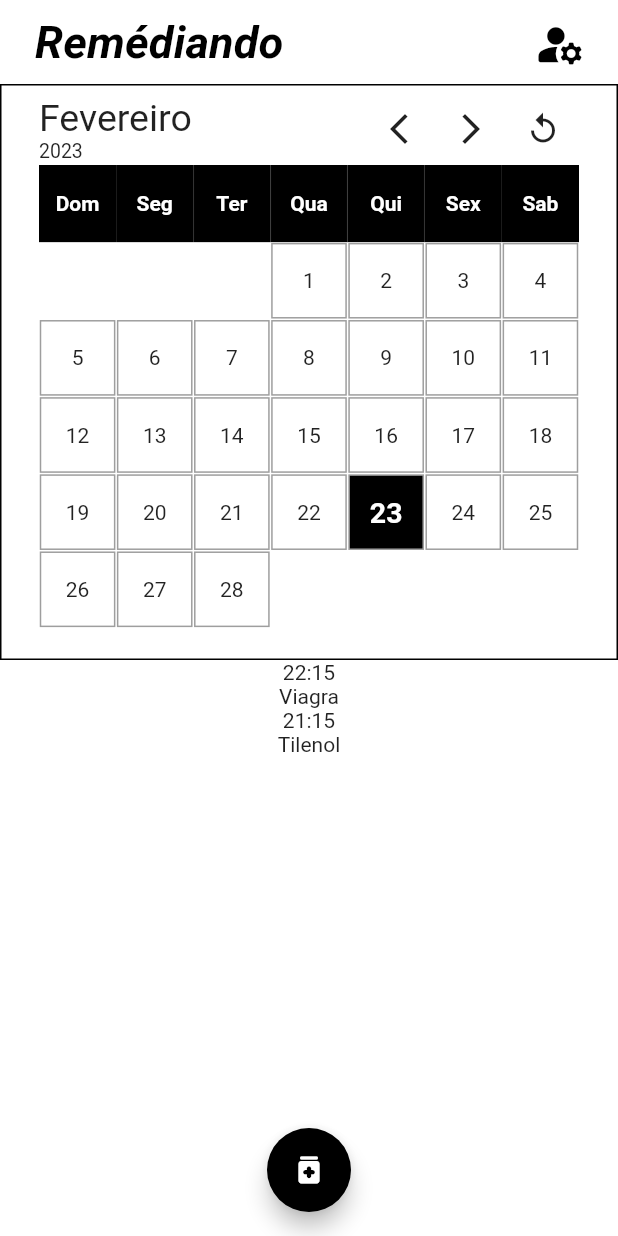
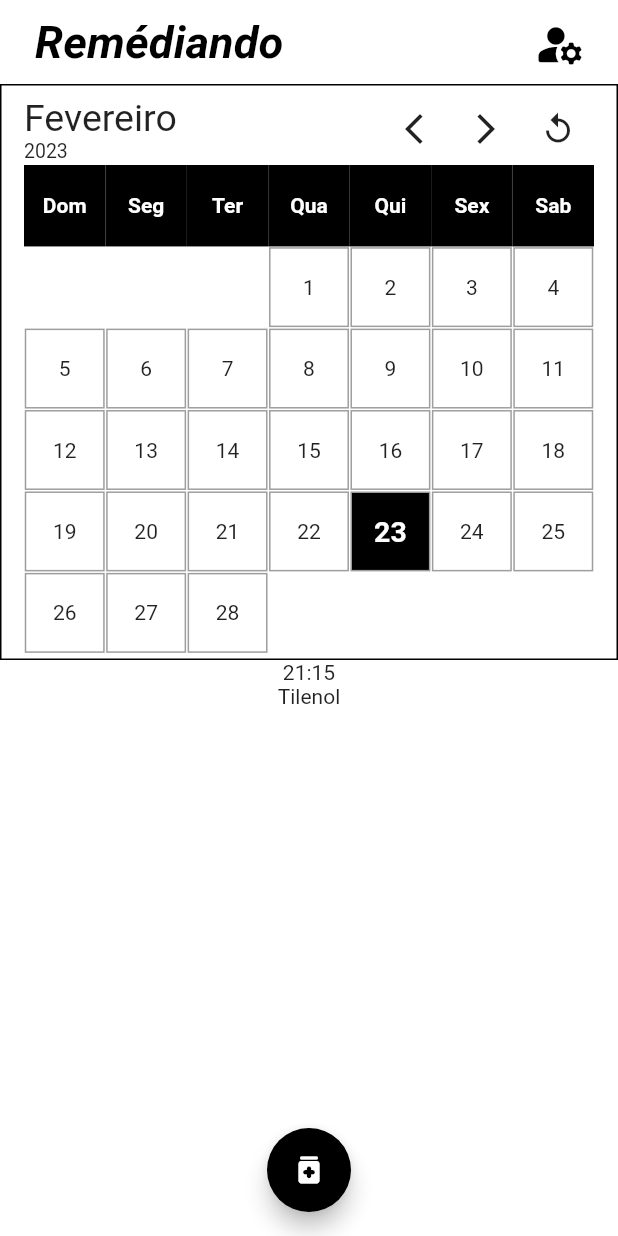
Before and after one commit to Patrickalvares/app_medicine_scheduler, a Flutter app: the screen it shows after launch, on a phone screen of 412 x 824 dp. Run offline on Flutter 3.47's test engine with Material 2 defaults, Android fonts, the phone set to English and light mode, and no system bars; our stand-ins replace flutter_bloc, flutter_time_picker_spinner, table_calendar.

Commit message:
implement select day logic and Bloc

```diff
--- /dev/null
+++ b/lib/bloc/select_day_bloc.dart
@@ -0,0 +1,11 @@
+import 'package:app_medicine_scheduler/bloc/select_day_event.dart';
+import 'package:app_medicine_scheduler/bloc/select_day_state.dart';
+import 'package:flutter_bloc/flutter_bloc.dart';
+
+class SelectDayBloc extends Bloc<SelectDayEvent, SelectDayState> {
+  SelectDayBloc() : super(SelectDayLoadedState(DateTime.now())) {
+    on<UpdateSelectDay>(((event, emit) {
+      emit(SelectDayLoadedState(event.selectDay));
+    }));
+  }
+}
--- /dev/null
+++ b/lib/bloc/select_day_event.dart
@@ -0,0 +1,6 @@
+abstract class SelectDayEvent {}
+
+class UpdateSelectDay extends SelectDayEvent {
+  DateTime selectDay;
+  UpdateSelectDay(this.selectDay);
+}
--- /dev/null
+++ b/lib/bloc/select_day_state.dart
@@ -0,0 +1,6 @@
+abstract class SelectDayState {}
+
+class SelectDayLoadedState extends SelectDayState {
+  DateTime selectDay;
+  SelectDayLoadedState(this.selectDay);
+}
--- a/lib/components/calendar.dart
+++ b/lib/components/calendar.dart
@@ -1,4 +1,7 @@
+import 'package:app_medicine_scheduler/bloc/select_day_bloc.dart';
+import 'package:app_medicine_scheduler/bloc/select_day_event.dart';
 import 'package:flutter/material.dart';
+import 'package:flutter_bloc/flutter_bloc.dart';
 
 class MounthCalendar extends StatefulWidget {
   const MounthCalendar({super.key});
@@ -10,6 +13,8 @@ class MounthCalendar extends StatefulWidget {
 class _MounthCalendarState extends State<MounthCalendar> {
   DateTime _targetDayTime =
       DateTime.utc(DateTime.now().year, DateTime.now().month, 01);
+  late DateTime selectDay = DateTime.now();
+
   @override
   Widget build(BuildContext context) {
     String targetMonthName = getMonthName(_targetDayTime.month);
@@ -29,7 +34,12 @@ class _MounthCalendarState extends State<MounthCalendar> {
     days.addAll(buildEmptyDates(daysToSkip));
     int i = 0;
     do {
-      if (plusOneDay(i) == DateTime.now().day.toString() &&
+      if (plusOneDay(i) == selectDay.day.toString() &&
+          _targetDayTime.month == selectDay.month &&
+          _targetDayTime.year == selectDay.year) {
+        days.add(buildSelectDayBlock(i));
+        i++;
+      } else if (plusOneDay(i) == DateTime.now().day.toString() &&
           _targetDayTime.month == DateTime.now().month &&
           _targetDayTime.year == DateTime.now().year) {
         days.add(buildCurrentDayBlock(i));
@@ -41,7 +51,7 @@ class _MounthCalendarState extends State<MounthCalendar> {
     } while (int.parse(plusOneDay(i)) > 1);
 
     return Container(
-      padding: const EdgeInsets.only(left: 25, right: 25, top: 5),
+      padding: const EdgeInsets.only(left: 15, right: 15, top: 5),
       decoration: BoxDecoration(border: Border.all(color: Colors.black)),
       child: Column(
         children: [
@@ -128,6 +138,35 @@ class _MounthCalendarState extends State<MounthCalendar> {
   Widget buildCurrentDayBlock(int day) {
     return Padding(
       padding: const EdgeInsets.all(0.5),
+      child: InkWell(
+        onTap: () {
+          BlocProvider.of<SelectDayBloc>(context).add(UpdateSelectDay(
+              DateTime.utc(
+                  _targetDayTime.year, _targetDayTime.month, day + 1)));
+          setState(() {
+            selectDay = DateTime.utc(
+                _targetDayTime.year, _targetDayTime.month, day + 1);
+          });
+        },
+        child: Container(
+            decoration: BoxDecoration(
+              color: Colors.grey[600],
+              border: Border.all(color: Colors.grey),
+            ),
+            child: Center(
+                child: Text(plusOneDay(day),
+                    style: const TextStyle(
+                        fontWeight: FontWeight.bold,
+                        fontSize: 19,
+                        color: Colors.white)))),
+      ),
+    );
+  }
+
+  Widget buildSelectDayBlock(int day) {
+    return Padding(
+      padding: const EdgeInsets.all(0.5),
+      child: InkWell(
         child: Container(
             decoration: BoxDecoration(
               color: Colors.black,
@@ -139,17 +178,28 @@ class _MounthCalendarState extends State<MounthCalendar> {
                         fontWeight: FontWeight.bold,
                         fontSize: 19,
                         color: Colors.white)))),
+      ),
     );
   }
 
   Widget buildNotCurrentDayBlock(int day) {
-    return Padding(
+    return InkWell(
+      onTap: () {
+        BlocProvider.of<SelectDayBloc>(context).add(UpdateSelectDay(
+            DateTime.utc(_targetDayTime.year, _targetDayTime.month, day + 1)));
+        setState(() {
+          selectDay =
+              DateTime.utc(_targetDayTime.year, _targetDayTime.month, day + 1);
+        });
+      },
+      child: Padding(
         padding: const EdgeInsets.all(0.5),
         child: Container(
             decoration: BoxDecoration(
               border: Border.all(color: Colors.grey),
             ),
             child: Center(child: Text(plusOneDay(day)))),
+      ),
     );
   }
 
--- a/lib/components/selected_day_medicines.dart
+++ b/lib/components/selected_day_medicines.dart
@@ -1,12 +1,12 @@
 import 'package:app_medicine_scheduler/bloc/medicine_bloc.dart';
 import 'package:app_medicine_scheduler/bloc/medicine_state.dart';
-import 'package:app_medicine_scheduler/components/medicine_preview.dart';
 import 'package:app_medicine_scheduler/models/medicine.dart';
 import 'package:flutter/material.dart';
 import 'package:flutter_bloc/flutter_bloc.dart';
 
 class SelectedDayMedicines extends StatefulWidget {
-  const SelectedDayMedicines({super.key});
+  final DateTime selectedDay;
+  const SelectedDayMedicines({super.key, required this.selectedDay});
 
   @override
   State<SelectedDayMedicines> createState() => _SelectedDayMedicinesState();
@@ -20,13 +20,24 @@ class MedicineSchedule {
 }
 
 class _SelectedDayMedicinesState extends State<SelectedDayMedicines> {
-  late DateTime selectedDay;
-
   @override
   void initState() {
-    selectedDay = DateTime.now();
+    super.initState();
+  }
 
-    super.initState();
+  bool checkLastMonthDayOverflow(Medicine medicine) {
+    if (medicine.initialDate.day >
+            DateTime.utc(
+                    widget.selectedDay.year, widget.selectedDay.month + 1, 0)
+                .day &&
+        widget.selectedDay.day ==
+            DateTime.utc(
+                    widget.selectedDay.year, widget.selectedDay.month + 1, 0)
+                .day) {
+      return true;
+    } else {
+      return false;
+    }
   }
 
   @override
@@ -39,18 +50,18 @@ class _SelectedDayMedicinesState extends State<SelectedDayMedicines> {
           } else if (state is MedicineLoadedState) {
             List<MedicineSchedule> schedules = [];
 
-            for (int i = 0; i < state.medicines.length; i++) {
-              var medicine = state.medicines[i];
-            }
-
             for (var medicine in state.medicines) {
               if ((medicine is DailyMedicine) ||
                   (medicine is WeeklyMedicine &&
-                      medicine.initialDate.weekday == selectedDay.weekday)) {
+                      medicine.initialDate.weekday ==
+                          widget.selectedDay.weekday) ||
+                  (medicine is MonthlyMedicine &&
+                      (medicine.initialDate.day == widget.selectedDay.day ||
+                          checkLastMonthDayOverflow(medicine)))) {
                 DateTime day = DateTime.utc(
-                    selectedDay.year,
-                    selectedDay.month,
-                    selectedDay.day,
+                    widget.selectedDay.year,
+                    widget.selectedDay.month,
+                    widget.selectedDay.day,
                     medicine.initialDate.hour,
                     medicine.initialDate.minute);
                 schedules.add(MedicineSchedule(day, medicine));
@@ -65,7 +76,7 @@ class _SelectedDayMedicinesState extends State<SelectedDayMedicines> {
                   return Column(children: [
                     Text(
                         "${medicine.medicineTime.hour}:${medicine.medicineTime.minute}"),
-                    Text("${medicine.medicine.name}")
+                    Text(medicine.medicine.name)
                   ]);
                   // if (medicine is PeriodicMedicine) {
                   //   return periodicMedicinePreview(medicine);
--- a/lib/main.dart
+++ b/lib/main.dart
@@ -1,4 +1,5 @@
 import 'package:app_medicine_scheduler/bloc/medicine_bloc.dart';
+import 'package:app_medicine_scheduler/bloc/select_day_bloc.dart';
 import 'package:app_medicine_scheduler/pages/home_page.dart';
 import 'package:flutter/material.dart';
 import 'package:flutter/services.dart';
@@ -11,7 +12,8 @@ void main() {
     runApp(MultiBlocProvider(providers: [
       BlocProvider<MedicineBloc>(
         create: (context) => MedicineBloc(),
-      )
+      ),
+      BlocProvider<SelectDayBloc>(create: (context) => SelectDayBloc())
     ], child: const MyApp()));
   });
 }
--- a/lib/pages/home_page.dart
+++ b/lib/pages/home_page.dart
@@ -1,14 +1,15 @@
 import 'package:app_medicine_scheduler/bloc/medicine_bloc.dart';
 import 'package:app_medicine_scheduler/bloc/medicine_event.dart';
-import 'package:app_medicine_scheduler/bloc/medicine_state.dart';
+import 'package:app_medicine_scheduler/bloc/select_day_state.dart';
 import 'package:app_medicine_scheduler/components/calendar.dart';
-import 'package:app_medicine_scheduler/components/medicine_preview.dart';
 import 'package:app_medicine_scheduler/components/selected_day_medicines.dart';
 import 'package:app_medicine_scheduler/models/medicine.dart';
 import 'package:app_medicine_scheduler/pages/new_medicine.dart';
 import 'package:flutter/material.dart';
 import 'package:flutter_bloc/flutter_bloc.dart';
 import 'package:table_calendar/table_calendar.dart';
+
+import '../bloc/select_day_bloc.dart';
 
 class HomePage extends StatefulWidget {
   const HomePage({super.key});
@@ -22,8 +23,8 @@ class _HomePageState extends State<HomePage> {
 
   @override
   Widget build(BuildContext context) {
-    BlocProvider.of<MedicineBloc>(context).add(AddMedicineEvent(DailyMedicine(
-        'Viagra', DateTime.utc(2023, 02, 05, 22, 15),
+    BlocProvider.of<MedicineBloc>(context).add(AddMedicineEvent(MonthlyMedicine(
+        'Viagra', DateTime.utc(2023, 03, 31, 22, 15),
         observation: 'Azulzinho')));
     BlocProvider.of<MedicineBloc>(context).add(AddMedicineEvent(DailyMedicine(
         'Tilenol', DateTime.utc(2023, 02, 07, 21, 15),
@@ -69,32 +70,20 @@ class _HomePageState extends State<HomePage> {
         ),
       ),
       body: Column(
-        children: const [
-          Flexible(child: MounthCalendar()),
-          SelectedDayMedicines()
-          // BlocBuilder(
-          //     bloc: BlocProvider.of<MedicineBloc>(context),
-          //     builder: (context, state) {
-          //       if (state is MedicineEmptyState) {
-          //         return const Text('Não há Remédios');
-          //       } else if (state is MedicineLoadedState) {
-          //         return Expanded(
-          //           child: ListView.builder(
-          //             itemCount: state.medicines.length,
-          //             itemBuilder: ((context, index) {
-          //               Medicine medicine = state.medicines[index];
-          //               if (medicine is PeriodicMedicine) {
-          //                 return periodicMedicinePreview(medicine);
-          //               } else {
-          //                 return standartMedicinePreview(medicine);
-          //               }
-          //             }),
-          //           ),
-          //         );
-          //       } else {
-          //         return const Text("Erro doido");
-          //       }
-          //     })
+        children: [
+          const Flexible(child: MounthCalendar()),
+          BlocBuilder(
+            bloc: BlocProvider.of<SelectDayBloc>(context),
+            builder: (context, state) {
+              if (state is SelectDayLoadedState) {
+                return SelectedDayMedicines(
+                  selectedDay: state.selectDay,
+                );
+              } else {
+                return const SizedBox();
+              }
+            },
+          )
         ],
       ),
       floatingActionButtonLocation: FloatingActionButtonLocation.centerFloat,
--- a/lib/pages/new_medicine.dart
+++ b/lib/pages/new_medicine.dart
@@ -27,7 +27,6 @@ class _NewMedicineState extends State<NewMedicine> {
   ];
 
   String? _recurrenceTypevalue;
-  String? _medicineFrequencyType;
   late DateTime _timeInHours;
 
   DropdownMenuItem<String> buildMenuItem(String item) => DropdownMenuItem(
@@ -78,6 +77,8 @@ class _NewMedicineState extends State<NewMedicine> {
                   validator: (value) {
                     if (value == null || value.isEmpty) {
                       return "Insira um Nome";
+                    } else {
+                      return null;
                     }
                   },
                   decoration: const InputDecoration(
@@ -99,6 +100,7 @@ class _NewMedicineState extends State<NewMedicine> {
                     if (value == null || value.isEmpty) {
                       return 'Escolha a Frequência';
                     }
+                    return null;
                   },
                   hint: const Text(
                     '  Qual a frequência de uso?',
```
Lines whose indentation alone changed are shown as unchanged.
